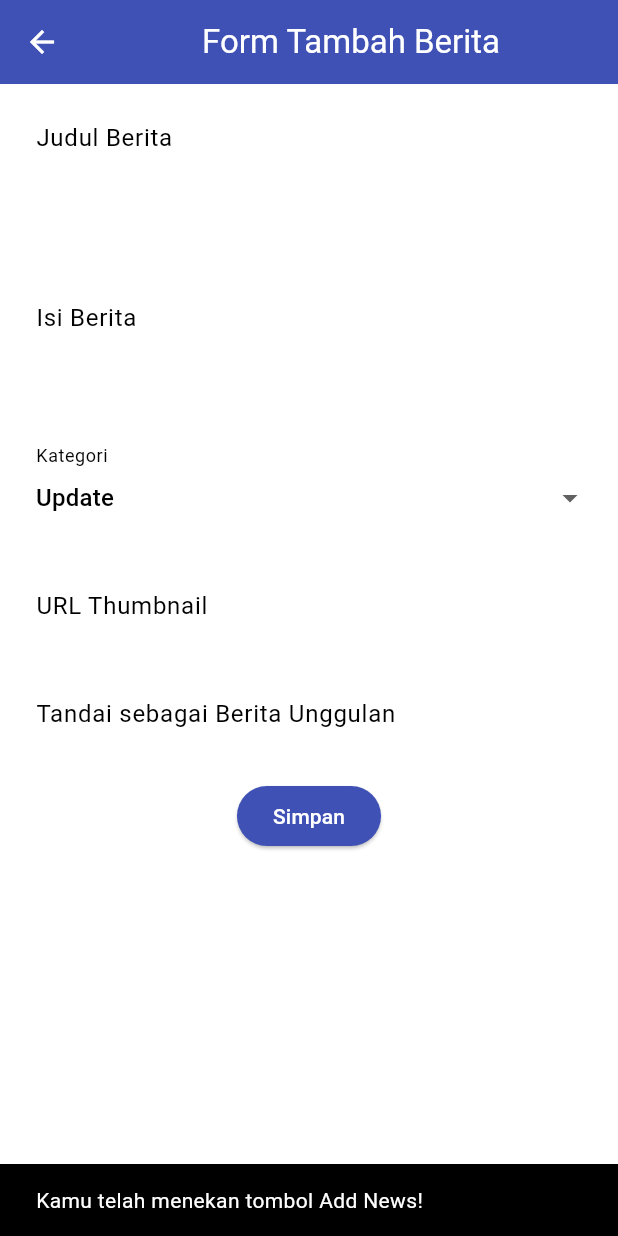
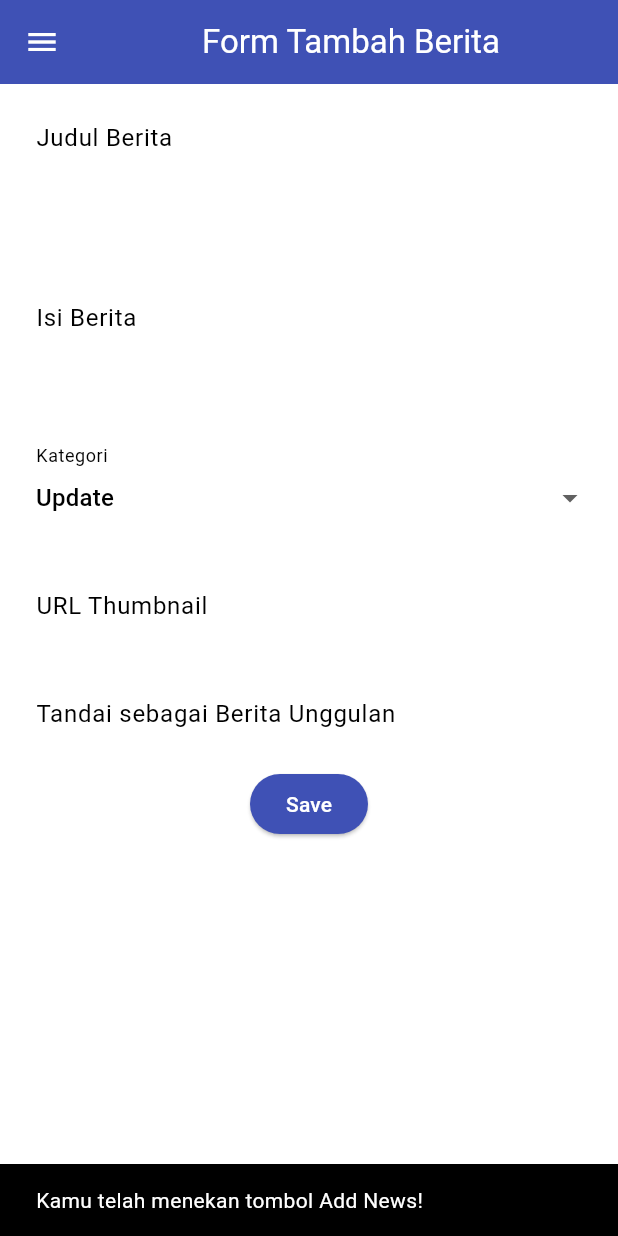
Before and after one commit to kenziebras/football-news-mobile, a Flutter app: the MyHomePage screen opened directly, after a tap on "Add News", on a phone screen of 412 x 824 dp. Run offline on Flutter 3.47's test engine with Material 3 defaults, Android fonts, the phone set to English and light mode, and no system bars; missing offline and left inert: pbp_django_auth.

Commit message:
tutorial 8 tes

```diff
--- a/lib/models/news_entry.dart
+++ b/lib/models/news_entry.dart
@@ -13,11 +13,11 @@ class NewsEntry {
     String title;
     String content;
     String category;
-    String ? thumbnail;
+    String thumbnail;
     int newsViews;
     DateTime createdAt;
     bool isFeatured;
-    dynamic userId;
+    int? userId;
 
     NewsEntry({
         required this.id,
--- a/lib/screens/login.dart
+++ b/lib/screens/login.dart
@@ -1,8 +1,8 @@
 import 'package:football_news/screens/menu.dart';
 import 'package:flutter/material.dart';
+import 'package:football_news/screens/register.dart';
 import 'package:pbp_django_auth/pbp_django_auth.dart';
 import 'package:provider/provider.dart';
-import 'package:football_news/screens/register.dart';
 
 void main() {
   runApp(const LoginApp());
@@ -114,7 +114,7 @@ class _LoginPageState extends State<LoginPage> {
                           Navigator.pushReplacement(
                             context,
                             MaterialPageRoute(
-                                builder: (context) => MyHomePage(colorScheme: Theme.of(context).colorScheme,) ),
+                                builder: (context) => MyHomePage(colorScheme: Theme.of(context).colorScheme,)),
                           );
                           ScaffoldMessenger.of(context)
                             ..hideCurrentSnackBar()
--- a/lib/screens/menu.dart
+++ b/lib/screens/menu.dart
@@ -116,3 +116,9 @@ class InfoCard extends StatelessWidget {
 }
 
 // KELAS ItemHomepage DAN ItemCard DIHAPUS DARI SINI
+class ItemHomepage {
+ final String name;
+ final IconData icon;
+
+ ItemHomepage(this.name, this.icon);
+}
--- a/lib/screens/news_detail.dart
+++ b/lib/screens/news_detail.dart
@@ -26,9 +26,9 @@ class NewsDetailPage extends StatelessWidget {
           crossAxisAlignment: CrossAxisAlignment.start,
           children: [
             // Thumbnail image
-            if ((news.thumbnail ?? '').isNotEmpty)
+            if (news.thumbnail!.isNotEmpty)
               Image.network(
-                'http://10.0.2.2/proxy-image/?url=${Uri.encodeComponent(news.thumbnail ?? '')}',
+                'http://localhost:8000/proxy-image/?url=${Uri.encodeComponent(news.thumbnail)}',
                 width: double.infinity,
                 height: 250,
                 fit: BoxFit.cover,
--- a/lib/screens/newslist_form.dart
+++ b/lib/screens/newslist_form.dart
@@ -1,26 +1,26 @@
 import 'package:flutter/material.dart';
+import 'package:football_news/widgets/left_drawer.dart';
 import 'dart:convert';
 import 'package:provider/provider.dart';
 import 'package:pbp_django_auth/pbp_django_auth.dart';
 import 'package:football_news/screens/menu.dart';
-// TODO: Impor drawer yang sudah dibuat sebelumnya
-// import 'package:football_news/widgets/left_drawer.dart';
 
 class NewsFormPage extends StatefulWidget {
-  const NewsFormPage({super.key}); //
+    const NewsFormPage({super.key});
 
     @override
-  State<NewsFormPage> createState() => _NewsFormPageState(); //
+    State<NewsFormPage> createState() => _NewsFormPageState();
 }
 
 class _NewsFormPageState extends State<NewsFormPage> {
-  final _formKey = GlobalKey<FormState>(); //
-  String _title = ""; //
-  String _content = ""; //
+    final _formKey = GlobalKey<FormState>();
+    String _title = "";
+    String _content = "";
     String _category = "update"; // default
-  String _thumbnail = ""; //
+    String _thumbnail = "";
     bool _isFeatured = false; // default
-  final List<String> _categories = [ //
+
+    final List<String> _categories = [
       'transfer',
       'update',
       'exclusive',
@@ -35,132 +35,134 @@ class _NewsFormPageState extends State<NewsFormPage> {
         return Scaffold(
           appBar: AppBar(
             title: const Center(
-          child: Text('Form Tambah Berita'), //
+              child: Text(
+                'Form Tambah Berita',
               ),
-        backgroundColor: Colors.indigo, //
-        foregroundColor: Colors.white, //
             ),
-      // TODO: Tambahkan drawer yang sudah dibuat di sini
-      // (misal: drawer: LeftDrawer(),)
+            backgroundColor: Colors.indigo,
+            foregroundColor: Colors.white,
+          ),
+          drawer: LeftDrawer(),
           body: Form(
-        key: _formKey, //
-        child: SingleChildScrollView( //
-          child: Column( //
-            crossAxisAlignment: CrossAxisAlignment.start, //
-            children: [
+            key: _formKey,
+            child: SingleChildScrollView(
+              child: Column(
+                crossAxisAlignment: CrossAxisAlignment.start,
+                children:[
                   // === Title ===
                   Padding(
-                padding: const EdgeInsets.all(8.0), //
+                    padding: const EdgeInsets.all(8.0),
                     child: TextFormField(
                       decoration: InputDecoration(
-                    hintText: "Judul Berita", //
-                    labelText: "Judul Berita", //
-                    border: OutlineInputBorder( //
-                      borderRadius: BorderRadius.circular(5.0), //
-                    ),
-                  ),
-                  onChanged: (String? value) { //
-                    setState(() {
-                      _title = value!; //
-                    });
-                  },
-                  validator: (String? value) { //
-                    if (value == null || value.isEmpty) { //
-                      return "Judul tidak boleh kosong!"; //
-                    }
-                    return null; //
-                  },
-                ),
-              ),
-              // === Content ===
-              Padding(
-                padding: const EdgeInsets.all(8.0), //
-                child: TextFormField(
-                  maxLines: 5, //
-                  decoration: InputDecoration(
-                    hintText: "Isi Berita", //
-                    labelText: "Isi Berita", //
+                        hintText: "Judul Berita",
+                        labelText: "Judul Berita",
                         border: OutlineInputBorder(
                           borderRadius: BorderRadius.circular(5.0),
                         ),
                       ),
-                  onChanged: (String? value) { //
+                      onChanged: (String? value) {
                         setState(() {
-                      _content = value!; //
+                          _title = value!;
                         });
                       },
-                  validator: (String? value) { //
+                      validator: (String? value) {
                         if (value == null || value.isEmpty) {
-                      return "Isi berita tidak boleh kosong!"; //
+                          return "Judul tidak boleh kosong!";
                         }
                         return null;
                       },
                     ),
                   ),
-              // === Category ===
                   Padding(
-                padding: const EdgeInsets.all(8.0), //
-                child: DropdownButtonFormField<String>(
+                    padding: const EdgeInsets.all(8.0),
+                    child: TextFormField(
+                      maxLines: 5,
                       decoration: InputDecoration(
-                    labelText: "Kategori", //
+                        hintText: "Isi Berita",
+                        labelText: "Isi Berita",
                         border: OutlineInputBorder(
                           borderRadius: BorderRadius.circular(5.0),
                         ),
                       ),
-                  value: _category, //
-                  items: _categories //
+                      onChanged: (String? value) {
+                        setState(() {
+                          _content = value!;
+                        });
+                      },
+                      validator: (String? value) {
+                        if (value == null || value.isEmpty) {
+                          return "Isi berita tidak boleh kosong!";
+                        }
+                        return null;
+                      },
+                    ),
+                  ),
+
+                  // === Category ===
+                  Padding(
+                    padding: const EdgeInsets.all(8.0),
+                    child: DropdownButtonFormField<String>(
+                      decoration: InputDecoration(
+                        labelText: "Kategori",
+                        border: OutlineInputBorder(
+                          borderRadius: BorderRadius.circular(5.0),
+                        ),
+                      ),
+                      value: _category,
+                      items: _categories
                           .map((cat) => DropdownMenuItem(
                                 value: cat,
-                            child: Text(cat[0].toUpperCase() + cat.substring(1)), //
+                                child: Text(
+                                    cat[0].toUpperCase() + cat.substring(1)),
                               ))
                           .toList(),
-                  onChanged: (String? newValue) { //
+                      onChanged: (String? newValue) {
                         setState(() {
-                      _category = newValue!; //
+                          _category = newValue!;
                         });
                       },
                     ),
                   ),
+
                   // === Thumbnail URL ===
                   Padding(
-                padding: const EdgeInsets.all(8.0), //
+                    padding: const EdgeInsets.all(8.0),
                     child: TextFormField(
                       decoration: InputDecoration(
-                    hintText: "URL Thumbnail (opsional)", //
-                    labelText: "URL Thumbnail", //
+                        hintText: "URL Thumbnail (opsional)",
+                        labelText: "URL Thumbnail",
                         border: OutlineInputBorder(
                           borderRadius: BorderRadius.circular(5.0),
                         ),
                       ),
-                  onChanged: (String? value) { //
+                      onChanged: (String? value) {
                         setState(() {
-                      _thumbnail = value!; //
+                          _thumbnail = value!;
                         });
                       },
                     ),
                   ),
+
                   // === Is Featured ===
                   Padding(
-                padding: const EdgeInsets.all(8.0), //
+                    padding: const EdgeInsets.all(8.0),
                     child: SwitchListTile(
-                  title: const Text("Tandai sebagai Berita Unggulan"), //
-                  value: _isFeatured, //
-                  onChanged: (bool value) { //
+                      title: const Text("Tandai sebagai Berita Unggulan"),
+                      value: _isFeatured,
+                      onChanged: (bool value) {
                         setState(() {
-                      _isFeatured = value; //
+                          _isFeatured = value;
                         });
                       },
                     ),
                   ),
                   // === Tombol Simpan ===
                   Align(
-                alignment: Alignment.bottomCenter, //
-                child: Padding(
-                  padding: const EdgeInsets.all(8.0), //
+                    alignment: Alignment.bottomCenter,
                     child: ElevatedButton(
                       style: ButtonStyle(
                         backgroundColor:
-                          MaterialStateProperty.all(Colors.indigo), //
+                            MaterialStateProperty.all(Colors.indigo),
                       ),
                       onPressed: () async {
                         if (_formKey.currentState!.validate()) {
@@ -187,7 +189,7 @@ class _NewsFormPageState extends State<NewsFormPage> {
                               Navigator.pushReplacement(
                                 context,
                                 MaterialPageRoute(
-                                  builder: (context) => MyHomePage(colorScheme: Theme.of(context).colorScheme,) ),
+                                    builder: (context) => MyHomePage(colorScheme: Theme.of(context).colorScheme,)),
                               );
                             } else {
                               ScaffoldMessenger.of(context)
@@ -199,9 +201,8 @@ class _NewsFormPageState extends State<NewsFormPage> {
                         }
                       },
                       child: const Text(
-                      "Simpan", //
-                      style: TextStyle(color: Colors.white), //
-                    ),
+                        "Save",
+                        style: TextStyle(color: Colors.white),
                       ),
                     ),
                   ),
--- a/lib/screens/register.dart
+++ b/lib/screens/register.dart
@@ -3,7 +3,6 @@ import 'package:flutter/material.dart';
 import 'package:football_news/screens/login.dart';
 import 'package:pbp_django_auth/pbp_django_auth.dart';
 import 'package:provider/provider.dart';
-
 
 class RegisterPage extends StatefulWidget {
   const RegisterPage({super.key});
@@ -121,7 +120,7 @@ class _RegisterPageState extends State<RegisterPage> {
                       // To connect Android emulator with Django on localhost, use URL http://10.0.2.2/
                       // If you using chrome,  use URL http://localhost:8000
                       final response = await request.postJson(
-                          "http://10.0.2.2/auth/register/",
+                          "http://localhost:8000/auth/register/",
                           jsonEncode({
                             "username": username,
                             "password1": password1,
--- a/lib/widgets/left_drawer.dart
+++ b/lib/widgets/left_drawer.dart
@@ -1,8 +1,7 @@
 import 'package:flutter/material.dart';
-// Sesuaikan path ini dengan lokasi file menu.dart Anda setelah dipindah
 import 'package:football_news/screens/menu.dart';
+import 'package:football_news/screens/news_entry_list.dart';
 import 'package:football_news/screens/newslist_form.dart';
-import 'package:football_news/screens/news_entry_list.dart';
 
 class LeftDrawer extends StatelessWidget {
   const LeftDrawer({super.key});
@@ -14,60 +13,55 @@ class LeftDrawer extends StatelessWidget {
         children: [
           const DrawerHeader(
             decoration: BoxDecoration(
-              color: Colors.blue, //
+              color: Colors.blue,
             ),
             child: Column(
               children: [
                 Text(
-                  'Football News', //
+                  'Football News',
                   textAlign: TextAlign.center,
                   style: TextStyle(
-                    fontSize: 30, //
-                    fontWeight: FontWeight.bold, //
-                    color: Colors.white, //
+                    fontSize: 30,
+                    fontWeight: FontWeight.bold,
+                    color: Colors.white,
                   ),
                 ),
-                Padding(padding: EdgeInsets.all(10)), //
-                Text(
-                  "Seluruh berita sepak bola terkini di sini!", //
-                  // TODO: Tambahkan gaya teks (center, 15, putih, normal)
+                Padding(padding: EdgeInsets.all(10)),
+                Text("Seluruh berita sepak bola terkini di sini!",
                   textAlign: TextAlign.center,
                   style: TextStyle(
                     fontSize: 15,
+                    fontWeight: FontWeight.normal,
                     color: Colors.white,
-                    fontWeight: FontWeight.normal,
                   ),
                 ),
               ],
             ),
           ),
-
-          // --- ROUTING ---
           ListTile(
-            leading: const Icon(Icons.home_outlined), //
-            title: const Text('Home'), //
+            leading: const Icon(Icons.home_outlined),
+            title: const Text('Home'),
+            // Bagian redirection ke MyHomePage
             onTap: () {
-              // Navigasi ke halaman utama (MyHomePage)
               Navigator.pushReplacement(
-                context,
-                MaterialPageRoute(
-                  // Gunakan nama kelas halaman utama Anda
-                  builder: (context) => MyHomePage(colorScheme: Theme.of(context).colorScheme),
-                ),
+                  context,
+                  MaterialPageRoute(
+                    builder: (context) => MyHomePage(colorScheme: Theme.of(context).colorScheme,),
+                  ));
+            },
+          ),
+          ListTile(
+            leading: const Icon(Icons.post_add),
+            title: const Text('Add News'),
+            // Bagian redirection ke NewsFormPage
+            onTap: () {
+              Navigator.push(
+              context,
+              MaterialPageRoute(builder: (context) => NewsFormPage()),
               );
             },
           ),
-          ListTile(
-            leading: const Icon(Icons.post_add), //
-            title: const Text('Add News'), //
-            onTap: () {
-              //TODO: Buatlah routing ke NewsFormPage di sini
-              Navigator.push(
-                context,
-                MaterialPageRoute(builder: (context) => const NewsFormPage()),
-              );
-            },
-          ),
+          // Add this ListTile in your drawer
           ListTile(
               leading: const Icon(Icons.add_reaction_rounded),
               title: const Text('News List'),
@@ -79,7 +73,6 @@ class LeftDrawer extends StatelessWidget {
                   );
               },
           ),
-          // TODO: Buat ListTile baru untuk ke halaman melihat news
         ],
       ),
     );
--- a/lib/widgets/news_card.dart
+++ b/lib/widgets/news_card.dart
@@ -1,48 +1,40 @@
 import 'package:flutter/material.dart';
-// Impor halaman form
+import 'package:football_news/screens/menu.dart';
+import 'package:football_news/screens/news_entry_list.dart';
 import 'package:football_news/screens/newslist_form.dart';
-import 'package:football_news/screens/news_entry_list.dart';
 import 'package:football_news/screens/login.dart';
 import 'package:pbp_django_auth/pbp_django_auth.dart';
 import 'package:provider/provider.dart';
 
+class ItemCard extends StatelessWidget {
+  // Menampilkan kartu dengan ikon dan nama.
 
-// Kelas Model Data Anda (dipindahkan dari menu.dart)
-class ItemHomepage {
-  final String name;
-  final IconData icon;
+  final ItemHomepage item;
 
-  ItemHomepage(this.name, this.icon);
-}
-
-// Widget Card Anda (dipindahkan dari menu.dart dan dimodifikasi)
-class ItemCard extends StatelessWidget {
-  final ItemHomepage item;
   const ItemCard(this.item, {super.key});
 
   @override
   Widget build(BuildContext context) {
     final request = context.watch<CookieRequest>();
     return Material(
+      // Menentukan warna latar belakang dari tema aplikasi.
       color: Theme.of(context).colorScheme.secondary,
+      // Membuat sudut kartu melengkung.
       borderRadius: BorderRadius.circular(12),
+
       child: InkWell(
-        // Modifikasi onTap
+        // Aksi ketika kartu ditekan.
         onTap: () async {
-          // Menampilkan pesan SnackBar (kode Anda yang sudah ada)
+          // Menampilkan pesan SnackBar saat kartu ditekan.
           ScaffoldMessenger.of(context)
             ..hideCurrentSnackBar()
             ..showSnackBar(
               SnackBar(content: Text("Kamu telah menekan tombol ${item.name}!"))
             );
-
-          // Tambahkan Navigasi
-          // Cek nama item (sesuai data di menu.dart Anda)
           if (item.name == "Add News") {
-            // TODO: Gunakan Navigator.push untuk ke NewsFormPage
             Navigator.push(
               context,
-              MaterialPageRoute(builder: (context) => const NewsFormPage()),
+              MaterialPageRoute(builder: (context) => NewsFormPage()),
             );
           } else if (item.name == "See Football News") {
               Navigator.push(
@@ -51,8 +43,7 @@ class ItemCard extends StatelessWidget {
                       builder: (context) => const NewsEntryListPage()
                   ),
               );
-          } // Add this after your previous if statements
-          else if (item.name == "Logout") {
+          } else if (item.name == "Logout") {
               // TODO: Replace the URL with your app's URL and don't forget to add a trailing slash (/)!
               // To connect Android emulator with Django on localhost, use URL http://10.0.2.2/
               // If you using chrome,  use URL http://localhost:8000
@@ -80,10 +71,12 @@ class ItemCard extends StatelessWidget {
               }
           }
         },
+        // Container untuk menyimpan Icon dan Text
         child: Container(
           padding: const EdgeInsets.all(8),
           child: Center(
             child: Column(
+              // Menyusun ikon dan teks di tengah kartu.
               mainAxisAlignment: MainAxisAlignment.center,
               children: [
                 Icon(
@@ -104,4 +97,5 @@ class ItemCard extends StatelessWidget {
       ),
     );
   }
+
 }
--- a/lib/widgets/news_entry_card.dart
+++ b/lib/widgets/news_entry_card.dart
@@ -33,7 +33,7 @@ class NewsEntryCard extends StatelessWidget {
                 ClipRRect(
                   borderRadius: BorderRadius.circular(6),
                   child: Image.network(
-                    'http://localhost:8000/proxy-image/?url=${Uri.encodeComponent(news.thumbnail ?? '')}',
+                    'http://localhost:8000/proxy-image/?url=${Uri.encodeComponent(news.thumbnail)}',
                     height: 150,
                     width: double.infinity,
                     fit: BoxFit.cover,
```
Also changed, not shown: 1 other file. Lines whose indentation alone changed are shown as unchanged.
